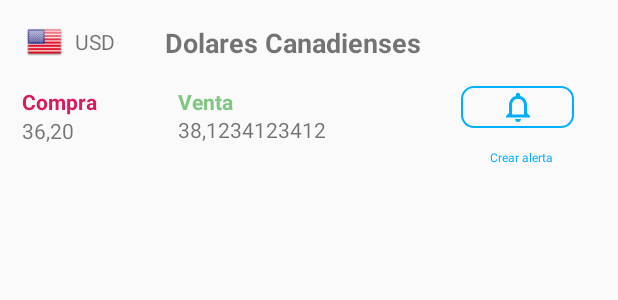
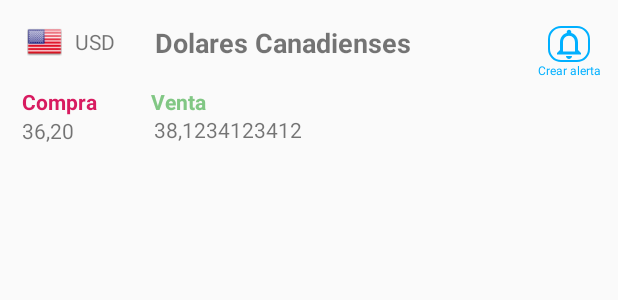
Before and after one commit to hadouken89/HolaMundo, an Android app: the layout moneda_container2.xml on its own in the app's theme, with its tools: preview values and no code run, on a phone screen of 412 x 824 dp. Shown: the top 300 px of the screen. Run offline under Robolectric (Android 15) with nearby library versions, the phone set to English and light mode, and no system bars; network calls fail.

Commit message:
ordeno pantalla

```diff
--- a/app/src/main/res/layout/moneda_container2.xml
+++ b/app/src/main/res/layout/moneda_container2.xml
@@ -22,7 +22,7 @@
             android:id="@+id/tvVenta"
             android:layout_width="99dp"
             android:layout_height="23dp"
-            android:layout_marginStart="24dp"
+            android:layout_marginStart="8dp"
             android:layout_marginBottom="20dp"
             android:layout_weight="1"
             android:gravity="start"
@@ -30,11 +30,12 @@
             android:textAlignment="gravity"
             app:layout_constraintBottom_toBottomOf="parent"
             app:layout_constraintStart_toEndOf="@+id/tvCompra"
-            app:layout_constraintTop_toTopOf="@+id/constraintLayout" />
+            app:layout_constraintTop_toTopOf="@+id/constraintLayout"
+            app:layout_constraintVertical_bias="1.0" />
 
         <TextView
             android:id="@+id/textView4"
-            android:layout_width="80dp"
+            android:layout_width="0dp"
             android:layout_height="wrap_content"
             android:layout_weight="1"
             android:gravity="left"
@@ -47,19 +48,17 @@
 
         <TextView
             android:id="@+id/textView3"
-            android:layout_width="80dp"
+            android:layout_width="0dp"
             android:layout_height="19dp"
-            android:layout_marginStart="24dp"
+            android:layout_marginStart="36dp"
             android:layout_weight="1"
             android:gravity="left"
             android:text="Venta"
             android:textAlignment="gravity"
             android:textColor="@color/colorTitleVenta"
             android:textStyle="bold|normal"
-            app:layout_constraintBottom_toTopOf="@+id/tvVenta"
             app:layout_constraintStart_toEndOf="@+id/textView4"
-            app:layout_constraintTop_toTopOf="@+id/guideline7"
-            app:layout_constraintVertical_bias="0.0" />
+            app:layout_constraintTop_toTopOf="@+id/guideline7" />
 
         <TextView
             android:id="@+id/tvCompra"
@@ -77,19 +76,19 @@
 
         <TextView
             android:id="@+id/tvMonedaName"
-            android:layout_width="184dp"
+            android:layout_width="0dp"
             android:layout_height="28dp"
-            android:layout_marginStart="28dp"
-            android:layout_marginBottom="8dp"
+            android:layout_marginStart="21dp"
+            android:layout_marginEnd="8dp"
             android:gravity="right|left"
             android:text="Dolares Canadienses"
             android:textAlignment="gravity"
             android:textSize="18sp"
             android:textStyle="bold|normal"
-            app:layout_constraintBottom_toTopOf="@+id/guideline7"
+            app:layout_constraintEnd_toStartOf="@+id/constraintAlertaButton"
+            app:layout_constraintHorizontal_bias="1.0"
             app:layout_constraintStart_toEndOf="@+id/unidadMonetaria"
-            app:layout_constraintTop_toTopOf="parent"
-            app:layout_constraintVertical_bias="0.0" />
+            app:layout_constraintTop_toTopOf="parent" />
 
         <TextView
             android:id="@+id/unidadMonetaria"
@@ -123,26 +122,30 @@
 
         <android.support.constraint.ConstraintLayout
             android:id="@+id/constraintAlertaButton"
-            android:layout_width="80dp"
+            android:layout_width="44dp"
             android:layout_height="53dp"
             android:layout_marginStart="8dp"
+            android:layout_marginTop="1dp"
             android:layout_marginEnd="1dp"
             android:layout_marginBottom="8dp"
             app:layout_constraintBottom_toBottomOf="parent"
             app:layout_constraintEnd_toEndOf="parent"
-            app:layout_constraintHorizontal_bias="0.95"
+            app:layout_constraintHorizontal_bias="0.997"
             app:layout_constraintStart_toStartOf="parent"
             app:layout_constraintTop_toTopOf="parent"
-            app:layout_constraintVertical_bias="0.976">
+            app:layout_constraintVertical_bias="0.0">
 
             <ImageButton
                 android:id="@+id/buttonAlerta"
-                android:layout_width="75dp"
-                android:layout_height="28dp"
+                android:layout_width="0dp"
+                android:layout_height="wrap_content"
+                android:layout_marginStart="8dp"
+                android:layout_marginEnd="8dp"
                 android:background="@drawable/layout_border"
+                app:layout_constraintEnd_toEndOf="parent"
+                app:layout_constraintStart_toStartOf="parent"
                 app:srcCompat="@drawable/alerta_img"
-                tools:ignore="MissingConstraints,VectorDrawableCompat"
-                tools:layout_editor_absoluteX="3dp" />
+                tools:ignore="MissingConstraints,VectorDrawableCompat" />
 
             <TextView
                 android:id="@+id/tvCrearAlerta"
@@ -154,7 +157,7 @@
                 app:layout_constraintBottom_toBottomOf="parent"
                 app:layout_constraintEnd_toEndOf="parent"
                 app:layout_constraintStart_toStartOf="parent"
-                app:layout_constraintTop_toBottomOf="@+id/imageButton3"
+                app:layout_constraintTop_toBottomOf="@+id/buttonAlerta"
                 app:layout_constraintVertical_bias="0.0" />
 
         </android.support.constraint.ConstraintLayout>
```
